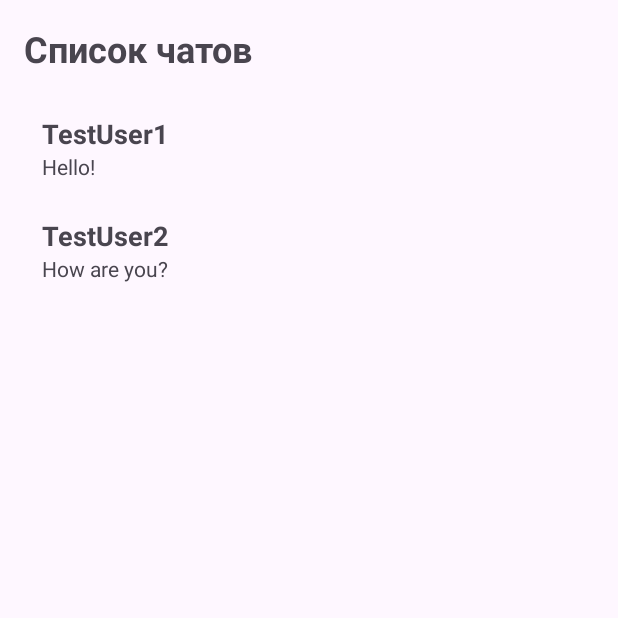
After one commit to yaBabyIlyha/e-doctor, an Android app: the DoctorChatsActivity screen opened directly, with no data from a screen before it, on a phone screen of 412 x 824 dp, the top half of it. The commit adds this screen. Run offline under Robolectric (Android 15) with nearby library versions, the phone set to English and light mode, and no system bars.

Commit message:
+реализация чата от двух пользователей

```diff
--- a/app/build.gradle.kts
+++ b/app/build.gradle.kts
@@ -1,6 +1,7 @@
 plugins {
     alias(libs.plugins.android.application)
     alias(libs.plugins.jetbrains.kotlin.android)
+    id("org.jetbrains.kotlin.plugin.serialization") version "1.8.0"
 }
 
 android {
@@ -53,6 +54,7 @@ dependencies {
     implementation ("com.squareup.retrofit2:converter-gson:2.9.0")
     implementation(libs.androidx.core.ktx)
     implementation(libs.androidx.appcompat)
+    implementation ("org.jetbrains.kotlinx:kotlinx-serialization-json:1.5.0")
     implementation(libs.material)
     implementation(libs.androidx.activity)
     implementation(libs.androidx.constraintlayout)
--- a/app/src/main/AndroidManifest.xml
+++ b/app/src/main/AndroidManifest.xml
@@ -16,6 +16,12 @@
         android:theme="@style/Theme.Edoctor"
         android:usesCleartextTraffic="true"
         tools:targetApi="31">
+        <activity
+            android:name=".activitys.DoctorChatsActivity"
+            android:exported="false" />
+        <activity
+            android:name=".activitys.DoctorLoginActivity"
+            android:exported="false" />
         <activity
             android:name=".activitys.ChatActivity"
             android:exported="false" />
--- a/app/src/main/java/com/example/edoctor/API/AuthApi.kt
+++ b/app/src/main/java/com/example/edoctor/API/AuthApi.kt
@@ -2,10 +2,12 @@ package com.example.edoctor.API
 
 
 import retrofit2.Call
+import retrofit2.Response
 import retrofit2.http.Body
 import retrofit2.http.GET
 import retrofit2.http.Header
 import retrofit2.http.POST
+import retrofit2.http.Path
 
 interface AuthApi {
     @POST("login")
@@ -20,4 +22,8 @@ interface AuthApi {
     @GET("appointment/next")
     fun getNextAppointment(@Header("Authorization") token: String): Call<AppointmentResponse>
 
+    @POST("doctor/login")
+    suspend fun doctorLogin(@Body request: DoctorLoginRequest): Response<Unit>
+
+
 }
--- /dev/null
+++ b/app/src/main/java/com/example/edoctor/activitys/DoctorChatsActivity.kt
@@ -0,0 +1,71 @@
+package com.example.edoctor.activitys
+
+import android.content.Intent
+import android.os.Bundle
+import android.util.Log
+import android.widget.Toast
+import androidx.activity.enableEdgeToEdge
+import androidx.appcompat.app.AppCompatActivity
+import androidx.core.view.ViewCompat
+import androidx.core.view.WindowInsetsCompat
+import androidx.recyclerview.widget.LinearLayoutManager
+import androidx.recyclerview.widget.RecyclerView
+import com.example.edoctor.API.ApiClient
+import com.example.edoctor.API.ChatItem
+import com.example.edoctor.R
+import com.example.edoctor.message.ChatAdapter
+import kotlinx.coroutines.CoroutineScope
+import kotlinx.coroutines.Dispatchers
+import kotlinx.coroutines.launch
+import kotlinx.coroutines.withContext
+
+class DoctorChatsActivity : AppCompatActivity() {
+
+    private lateinit var recyclerView: RecyclerView
+    private lateinit var adapter: ChatAdapter
+
+    override fun onCreate(savedInstanceState: Bundle?) {
+        super.onCreate(savedInstanceState)
+        setContentView(R.layout.activity_doctor_chats)
+
+        recyclerView = findViewById(R.id.recyclerDoctorChats)
+        recyclerView.layoutManager = LinearLayoutManager(this)
+
+        // Инициализируем адаптер пустым списком и сразу назначаем на RecyclerView
+        adapter = ChatAdapter(emptyList()) { userLogin ->
+            val doctorId = intent.getStringExtra("doctorId") ?: return@ChatAdapter
+            val intent = Intent(this@DoctorChatsActivity, ChatActivity::class.java)
+            intent.putExtra("doctorId", doctorId)
+            intent.putExtra("userLogin", userLogin)
+            intent.putExtra("isDoctor", true)
+            startActivity(intent)
+        }
+        recyclerView.adapter = adapter
+
+        adapter.updateChats(
+            listOf(
+                ChatItem("TestUser1", "Hello!"),
+                ChatItem("TestUser2", "How are you?")
+            )
+        )
+
+        val doctorId = intent.getStringExtra("doctorId") ?: return
+
+        CoroutineScope(Dispatchers.IO).launch {
+            try {
+                val response = ApiClient.chatApi.getDoctorChats(doctorId)
+                if (response.isSuccessful) {
+                    val chats = response.body() ?: emptyList()
+                    withContext(Dispatchers.Main) {
+                        Log.d("DoctorChatsActivity", "Received chats: $chats")
+                        adapter.updateChats(chats) // обновляем список в адаптере
+                    }
+                }
+            } catch (e: Exception) {
+                withContext(Dispatchers.Main) {
+                    Toast.makeText(this@DoctorChatsActivity, "Ошибка загрузки чатов", Toast.LENGTH_LONG).show()
+                }
+            }
+        }
+    }
+}
--- a/app/src/main/java/com/example/edoctor/activitys/LoginActivity.kt
+++ b/app/src/main/java/com/example/edoctor/activitys/LoginActivity.kt
@@ -27,6 +27,11 @@ class LoginActivity : AppCompatActivity() {
             val systemBars = insets.getInsets(WindowInsetsCompat.Type.systemBars())
             v.setPadding(systemBars.left, systemBars.top, systemBars.right, systemBars.bottom)
             insets
+        }
+
+        binding.textViewTitle.setOnClickListener {
+            val intent = Intent(this, DoctorLoginActivity::class.java)
+            startActivity(intent)
         }
 
         binding.textViewRegister.setOnClickListener{
--- /dev/null
+++ b/app/src/main/java/com/example/edoctor/message/ChatAdapter.kt
@@ -0,0 +1,41 @@
+package com.example.edoctor.message
+
+import android.view.LayoutInflater
+import android.view.View
+import android.view.ViewGroup
+import android.widget.TextView
+import androidx.recyclerview.widget.RecyclerView
+import com.example.edoctor.API.ChatItem
+import com.example.edoctor.R
+
+class ChatAdapter(
+    private var chatList: List<ChatItem>,
+    private val onClick: (String) -> Unit
+) : RecyclerView.Adapter<ChatAdapter.ChatViewHolder>() {
+
+    inner class ChatViewHolder(view: View) : RecyclerView.ViewHolder(view) {
+        val tvUserLogin: TextView = view.findViewById(R.id.tvUserLogin)
+        val tvLastMessage: TextView = view.findViewById(R.id.tvLastMessage)
+    }
+
+    override fun onCreateViewHolder(parent: ViewGroup, viewType: Int): ChatViewHolder {
+        val view = LayoutInflater.from(parent.context).inflate(R.layout.item_chat, parent, false)
+        return ChatViewHolder(view)
+    }
+
+    override fun onBindViewHolder(holder: ChatViewHolder, position: Int) {
+        val chat = chatList[position]
+        holder.tvUserLogin.text = chat.userLogin
+        holder.tvLastMessage.text = chat.lastMessage
+        holder.itemView.setOnClickListener {
+            onClick(chat.userLogin)
+        }
+    }
+
+    fun updateChats(newChats: List<ChatItem>) {
+        chatList = newChats
+        notifyDataSetChanged()
+    }
+
+    override fun getItemCount(): Int = chatList.size
+}
--- a/app/src/main/java/com/example/edoctor/message/MessageAdapter.kt
+++ b/app/src/main/java/com/example/edoctor/message/MessageAdapter.kt
@@ -25,7 +25,7 @@ class MessageAdapter(private val userLogin: String) :
     }
 
     override fun getItemViewType(position: Int): Int {
-        return if (messages[position].sender == userLogin) 0 else 1
+        return if (messages[position].senderLogin == userLogin) 0 else 1
     }
 
     override fun onCreateViewHolder(parent: ViewGroup, viewType: Int): RecyclerView.ViewHolder {
--- /dev/null
+++ b/app/src/main/res/layout/activity_doctor_chats.xml
@@ -0,0 +1,20 @@
+<?xml version="1.0" encoding="utf-8"?>
+<LinearLayout xmlns:android="http://schemas.android.com/apk/res/android"
+    android:orientation="vertical"
+    android:padding="16dp"
+    android:layout_width="match_parent"
+    android:layout_height="match_parent">
+
+    <TextView
+        android:text="Список чатов"
+        android:textSize="24sp"
+        android:textStyle="bold"
+        android:layout_width="wrap_content"
+        android:layout_height="wrap_content" />
+
+    <androidx.recyclerview.widget.RecyclerView
+        android:id="@+id/recyclerDoctorChats"
+        android:layout_width="match_parent"
+        android:layout_height="match_parent"
+        android:layout_marginTop="16dp" />
+</LinearLayout>
--- /dev/null
+++ b/app/src/main/res/layout/item_chat.xml
@@ -0,0 +1,21 @@
+<LinearLayout xmlns:android="http://schemas.android.com/apk/res/android"
+    android:orientation="vertical"
+    android:padding="12dp"
+    android:layout_width="match_parent"
+    android:layout_height="wrap_content">
+
+    <TextView
+        android:id="@+id/tvUserLogin"
+        android:text="Логин пользователя"
+        android:textStyle="bold"
+        android:textSize="18sp"
+        android:layout_width="match_parent"
+        android:layout_height="wrap_content" />
+
+    <TextView
+        android:id="@+id/tvLastMessage"
+        android:text="Последнее сообщение"
+        android:textSize="14sp"
+        android:layout_width="match_parent"
+        android:layout_height="wrap_content" />
+</LinearLayout>
```
Also changed, not shown: app/src/main/java/com/example/edoctor/API/AuthModels.kt (+16 -3 lines), app/src/main/java/com/example/edoctor/activitys/ChatActivity.kt (+19 -24 lines), app/src/main/java/com/example/edoctor/activitys/DoctorLoginActivity.kt (added, +78 -0 lines), app/src/main/java/com/example/edoctor/message/ChatApi.kt (+8 -3 lines), app/src/main/res/layout/activity_doctor_login.xml (added, +47 -0 lines).
